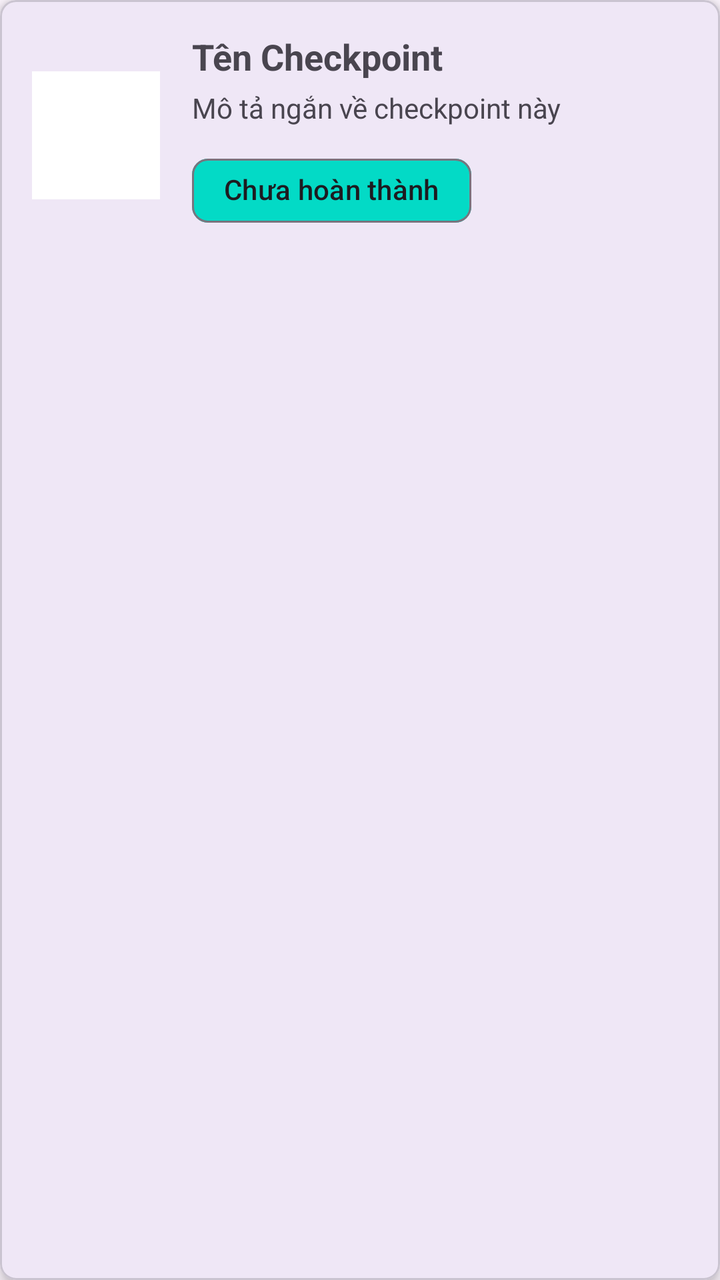
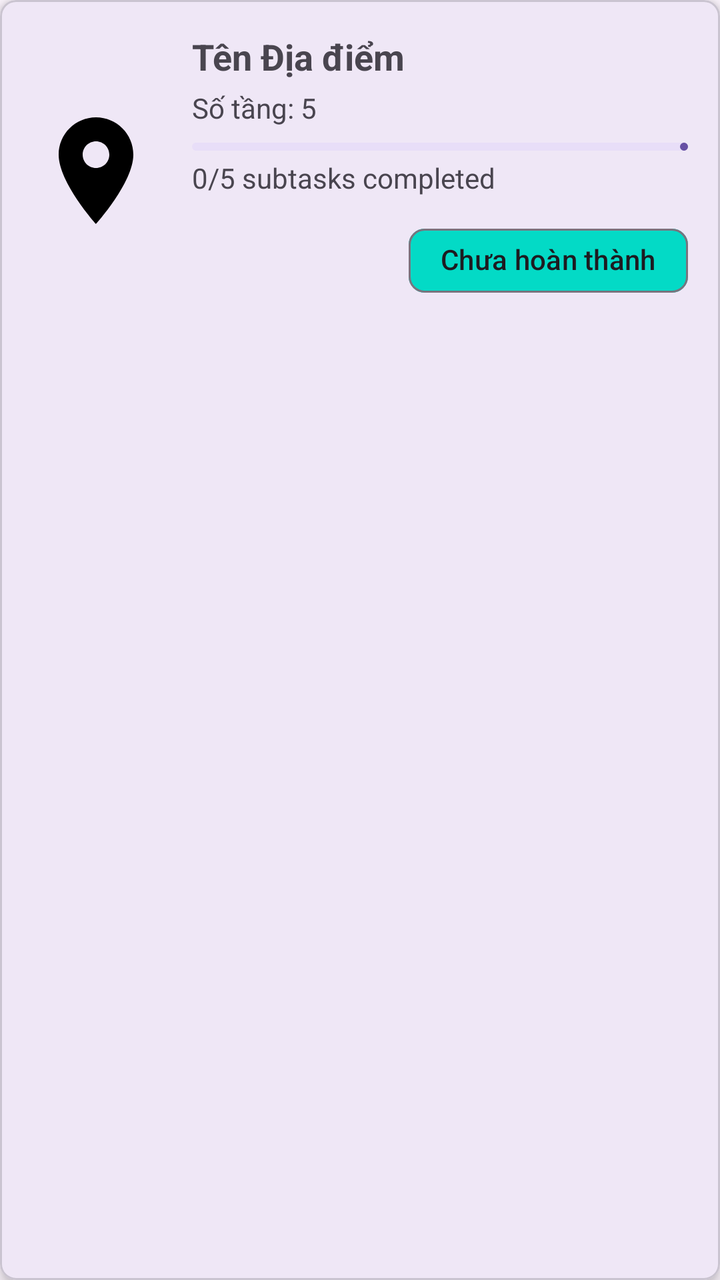

Compare the two renders of this Android layout. The source of the first and the diff that turns it into the second are given below.
<!-- AndroidManifest.xml: application theme Theme.PtitAdventure -->
<!-- res/layout/item_checkpoint.xml -->
<?xml version="1.0" encoding="utf-8"?>
<com.google.android.material.card.MaterialCardView
    xmlns:android="http://schemas.android.com/apk/res/android"
    xmlns:app="http://schemas.android.com/apk/res-auto"
    android:layout_width="match_parent"
    android:layout_height="wrap_content"
    android:layout_margin="8dp"
    app:cardElevation="4dp"
    app:cardCornerRadius="8dp">

    <androidx.constraintlayout.widget.ConstraintLayout
        android:layout_width="match_parent"
        android:layout_height="wrap_content"
        android:padding="16dp">

        <ImageView
            android:id="@+id/image_checkpoint"
            android:layout_width="64dp"
            android:layout_height="64dp"
            android:src="@drawable/default_avatar"
            android:contentDescription="Checkpoint icon"
            app:layout_constraintStart_toStartOf="parent"
            app:layout_constraintTop_toTopOf="parent"
            app:layout_constraintBottom_toBottomOf="parent"/>

        <TextView
            android:id="@+id/text_checkpoint_name"
            android:layout_width="0dp"
            android:layout_height="wrap_content"
            android:text="Tên Checkpoint"
            android:textSize="18sp"
            android:textStyle="bold"
            android:layout_marginStart="16dp"
            app:layout_constraintStart_toEndOf="@id/image_checkpoint"
            app:layout_constraintEnd_toEndOf="parent"
            app:layout_constraintTop_toTopOf="parent"/>

        <TextView
            android:id="@+id/text_checkpoint_description"
            android:layout_width="0dp"
            android:layout_height="wrap_content"
            android:text="Mô tả ngắn về checkpoint này"
            android:layout_marginStart="16dp"
            android:layout_marginTop="4dp"
            app:layout_constraintStart_toEndOf="@id/image_checkpoint"
            app:layout_constraintEnd_toEndOf="parent"
            app:layout_constraintTop_toBottomOf="@id/text_checkpoint_name"/>

        <com.google.android.material.chip.Chip
            android:id="@+id/chip_checkpoint_status"
            android:layout_width="wrap_content"
            android:layout_height="wrap_content"
            android:text="Chưa hoàn thành"
            android:layout_marginTop="8dp"
            app:chipBackgroundColor="@color/design_default_color_secondary"
            app:layout_constraintStart_toStartOf="@id/text_checkpoint_description"
            app:layout_constraintTop_toBottomOf="@id/text_checkpoint_description"/>

    </androidx.constraintlayout.widget.ConstraintLayout>

</com.google.android.material.card.MaterialCardView>
<!-- resources referenced by this layout -->
<resources>
  <!-- drawable default_avatar (drawable) -->
  <?xml version="1.0" encoding="utf-8"?>
  <shape xmlns:android="http://schemas.android.com/apk/res/android"
      android:shape="rectangle">
  
      <solid android:color="#FFFFFF" />
  
      <size
          android:width="25dp"
          android:height="25dp" />
  </shape>
  <style name="Theme.PtitAdventure" parent="Base.Theme.PtitAdventure" />
  <style name="Base.Theme.PtitAdventure" parent="Theme.Material3.DayNight.NoActionBar">
          
          
      </style>
</resources>

<!-- the commit's change to res/layout/item_checkpoint.xml (unified diff, before → after) -->
@@ -14,47 +14,65 @@
         android:padding="16dp">
 
         <ImageView
-            android:id="@+id/image_checkpoint"
+            android:id="@+id/image_location"
             android:layout_width="64dp"
             android:layout_height="64dp"
-            android:src="@drawable/default_avatar"
-            android:contentDescription="Checkpoint icon"
+            android:src="@drawable/location"
+            android:contentDescription="Location icon"
             app:layout_constraintStart_toStartOf="parent"
             app:layout_constraintTop_toTopOf="parent"
             app:layout_constraintBottom_toBottomOf="parent"/>
 
         <TextView
-            android:id="@+id/text_checkpoint_name"
+            android:id="@+id/text_location_name"
             android:layout_width="0dp"
             android:layout_height="wrap_content"
-            android:text="Tên Checkpoint"
+            android:text="Tên Địa điểm"
             android:textSize="18sp"
             android:textStyle="bold"
             android:layout_marginStart="16dp"
-            app:layout_constraintStart_toEndOf="@id/image_checkpoint"
+            app:layout_constraintStart_toEndOf="@id/image_location"
             app:layout_constraintEnd_toEndOf="parent"
             app:layout_constraintTop_toTopOf="parent"/>
 
         <TextView
-            android:id="@+id/text_checkpoint_description"
+            android:id="@+id/text_location_description"
             android:layout_width="0dp"
             android:layout_height="wrap_content"
-            android:text="Mô tả ngắn về checkpoint này"
+            android:text="Số tầng: 5"
             android:layout_marginStart="16dp"
             android:layout_marginTop="4dp"
-            app:layout_constraintStart_toEndOf="@id/image_checkpoint"
+            app:layout_constraintStart_toEndOf="@id/image_location"
             app:layout_constraintEnd_toEndOf="parent"
-            app:layout_constraintTop_toBottomOf="@id/text_checkpoint_name"/>
+            app:layout_constraintTop_toBottomOf="@id/text_location_name"/>
+
+        <com.google.android.material.progressindicator.LinearProgressIndicator
+            android:id="@+id/progress_subtasks"
+            android:layout_width="0dp"
+            android:layout_height="wrap_content"
+            android:layout_marginTop="8dp"
+            app:layout_constraintStart_toStartOf="@id/text_location_description"
+            app:layout_constraintEnd_toEndOf="parent"
+            app:layout_constraintTop_toBottomOf="@id/text_location_description"/>
+
+        <TextView
+            android:id="@+id/text_progress"
+            android:layout_width="wrap_content"
+            android:layout_height="wrap_content"
+            android:text="0/5 subtasks completed"
+            android:layout_marginTop="4dp"
+            app:layout_constraintStart_toStartOf="@id/progress_subtasks"
+            app:layout_constraintTop_toBottomOf="@id/progress_subtasks"/>
 
         <com.google.android.material.chip.Chip
-            android:id="@+id/chip_checkpoint_status"
+            android:id="@+id/chip_location_status"
             android:layout_width="wrap_content"
             android:layout_height="wrap_content"
             android:text="Chưa hoàn thành"
             android:layout_marginTop="8dp"
             app:chipBackgroundColor="@color/design_default_color_secondary"
-            app:layout_constraintStart_toStartOf="@id/text_checkpoint_description"
-            app:layout_constraintTop_toBottomOf="@id/text_checkpoint_description"/>
+            app:layout_constraintEnd_toEndOf="parent"
+            app:layout_constraintTop_toBottomOf="@id/text_progress"/>
 
     </androidx.constraintlayout.widget.ConstraintLayout>
 
<!-- resource entries referenced after the edit -->
@@ -1,20 +1,13 @@
 <!-- resources referenced by this layout -->
 <resources>
-  <!-- drawable default_avatar (drawable) -->
-  <?xml version="1.0" encoding="utf-8"?>
-  <shape xmlns:android="http://schemas.android.com/apk/res/android"
-      android:shape="rectangle">
-  
-      <solid android:color="#FFFFFF" />
-  
-      <size
-          android:width="25dp"
-          android:height="25dp" />
-  </shape>
+  <!-- drawable location (drawable) -->
+  <vector xmlns:android="http://schemas.android.com/apk/res/android" android:height="24dp" android:tint="#000000" android:viewportHeight="24" android:viewportWidth="24" android:width="24dp">
+        
+      <path android:fillColor="@android:color/white" android:pathData="M12,2C8.13,2 5,5.13 5,9c0,5.25 7,13 7,13s7,-7.75 7,-13c0,-3.87 -3.13,-7 -7,-7zM12,11.5c-1.38,0 -2.5,-1.12 -2.5,-2.5s1.12,-2.5 2.5,-2.5 2.5,1.12 2.5,2.5 -1.12,2.5 -2.5,2.5z"/>
+      
+  </vector>
   <style name="Theme.PtitAdventure" parent="Base.Theme.PtitAdventure" />
   <style name="Base.Theme.PtitAdventure" parent="Theme.Material3.DayNight.NoActionBar">
-          
-          
       </style>
 </resources>
 
